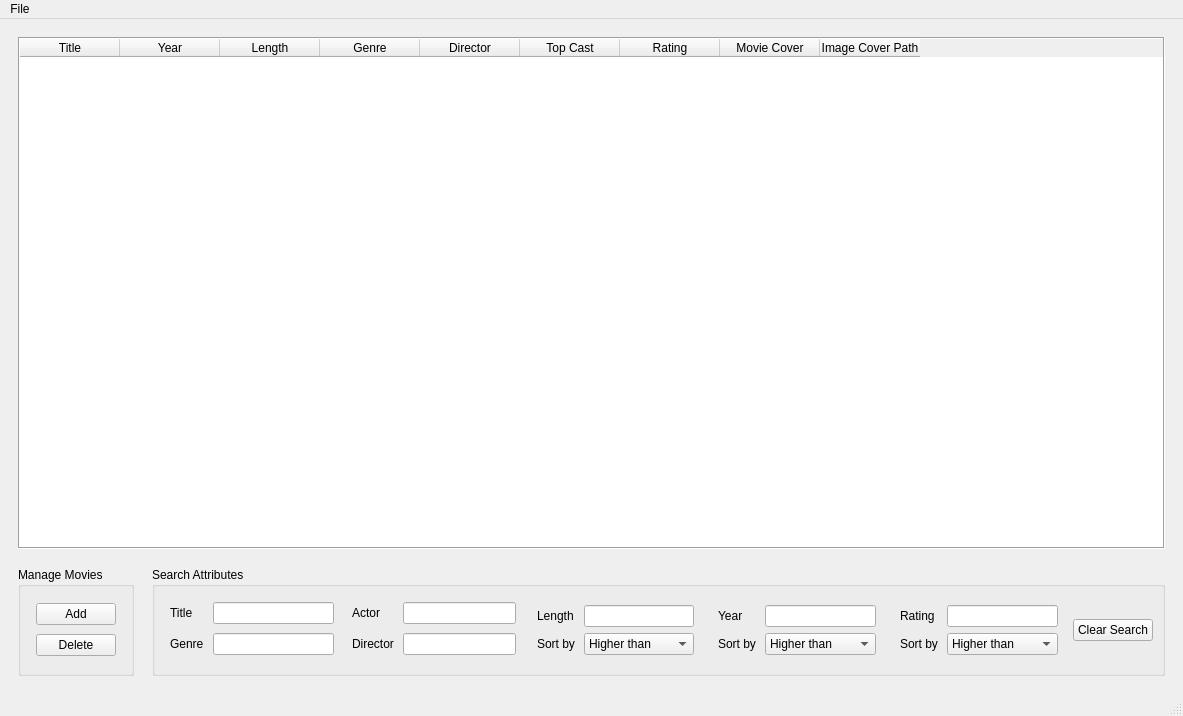
This is mainwindow.ui in filip-ba/movie-archive as Qt 5 draws it before an edit. The edited form follows.
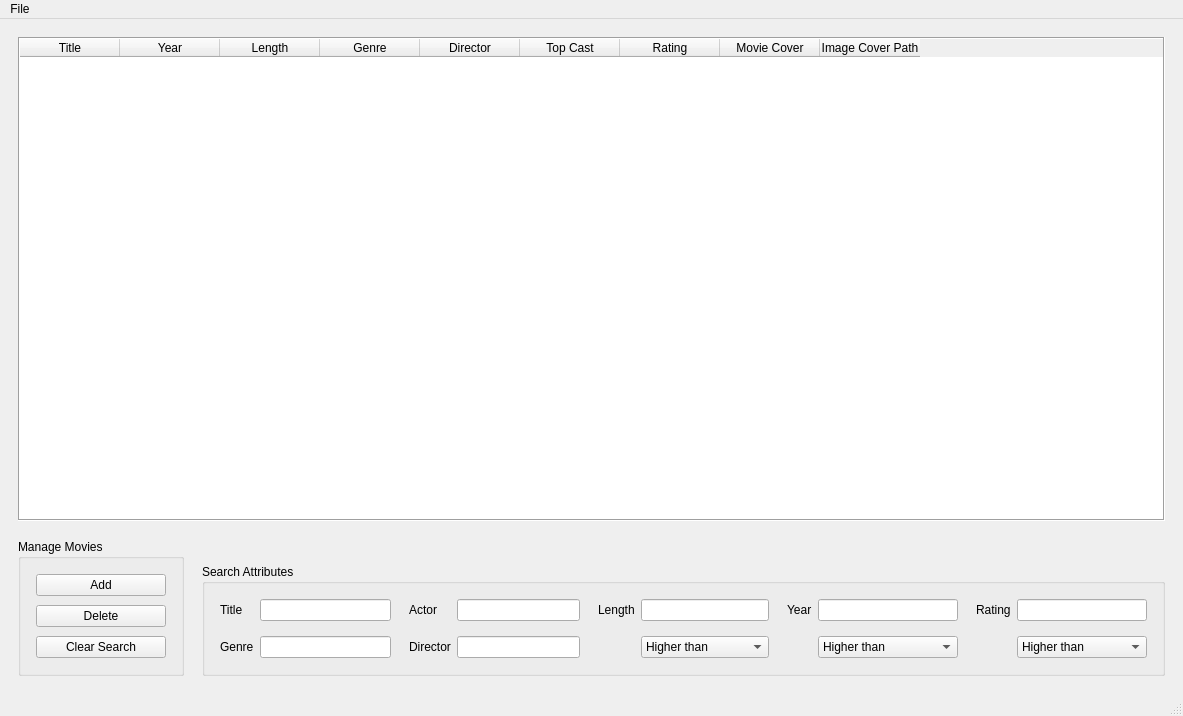
This is the edited form.

Commit message: fixed connects, modified layouts

```diff
--- a/mainwindow.ui
+++ b/mainwindow.ui
@@ -162,7 +162,7 @@
       <item>
        <widget class="QGroupBox" name="groupBox">
         <property name="sizePolicy">
-         <sizepolicy hsizetype="Preferred" vsizetype="Preferred">
+         <sizepolicy hsizetype="MinimumExpanding" vsizetype="Fixed">
           <horstretch>0</horstretch>
           <verstretch>0</verstretch>
          </sizepolicy>
@@ -199,6 +199,24 @@
            </property>
            <item>
             <widget class="QPushButton" name="btnAddMovie">
+             <property name="sizePolicy">
+              <sizepolicy hsizetype="Expanding" vsizetype="Fixed">
+               <horstretch>0</horstretch>
+               <verstretch>0</verstretch>
+              </sizepolicy>
+             </property>
+             <property name="minimumSize">
+              <size>
+               <width>120</width>
+               <height>0</height>
+              </size>
+             </property>
+             <property name="maximumSize">
+              <size>
+               <width>150</width>
+               <height>16777215</height>
+              </size>
+             </property>
              <property name="text">
               <string>Add</string>
              </property>
@@ -206,20 +224,63 @@
            </item>
            <item>
             <widget class="QPushButton" name="btnDeleteMovie">
+             <property name="sizePolicy">
+              <sizepolicy hsizetype="Expanding" vsizetype="Fixed">
+               <horstretch>0</horstretch>
+               <verstretch>0</verstretch>
+              </sizepolicy>
+             </property>
+             <property name="minimumSize">
+              <size>
+               <width>130</width>
+               <height>0</height>
+              </size>
+             </property>
+             <property name="maximumSize">
+              <size>
+               <width>150</width>
+               <height>16777215</height>
+              </size>
+             </property>
              <property name="text">
               <string>Delete</string>
              </property>
             </widget>
            </item>
+           <item>
+            <widget class="QPushButton" name="btnClearSearch">
+             <property name="sizePolicy">
+              <sizepolicy hsizetype="Expanding" vsizetype="Fixed">
+               <horstretch>0</horstretch>
+               <verstretch>0</verstretch>
+              </sizepolicy>
+             </property>
+             <property name="minimumSize">
+              <size>
+               <width>120</width>
+               <height>0</height>
+              </size>
+             </property>
+             <property name="maximumSize">
+              <size>
+               <width>150</width>
+               <height>16777215</height>
+              </size>
+             </property>
+             <property name="text">
+              <string>Clear Search</string>
+             </property>
+            </widget>
+           </item>
           </layout>
          </item>
         </layout>
        </widget>
       </item>
-      <item>
+      <item alignment="Qt::AlignBottom">
        <widget class="QGroupBox" name="groupBox_2">
         <property name="sizePolicy">
-         <sizepolicy hsizetype="Preferred" vsizetype="Preferred">
+         <sizepolicy hsizetype="Minimum" vsizetype="Minimum">
           <horstretch>1</horstretch>
           <verstretch>0</verstretch>
          </sizepolicy>
@@ -237,10 +298,10 @@
          <item>
           <layout class="QFormLayout" name="formLayout">
            <property name="horizontalSpacing">
-            <number>9</number>
+            <number>6</number>
            </property>
            <property name="verticalSpacing">
-            <number>9</number>
+            <number>15</number>
            </property>
            <property name="leftMargin">
             <number>6</number>
@@ -279,10 +340,10 @@
          <item>
           <layout class="QFormLayout" name="formLayout_2">
            <property name="horizontalSpacing">
-            <number>9</number>
+            <number>6</number>
            </property>
            <property name="verticalSpacing">
-            <number>9</number>
+            <number>15</number>
            </property>
            <property name="leftMargin">
             <number>6</number>
@@ -321,19 +382,22 @@
          <item>
           <layout class="QFormLayout" name="formLayout_4">
            <property name="horizontalSpacing">
-            <number>9</number>
+            <number>6</number>
+           </property>
+           <property name="verticalSpacing">
+            <number>15</number>
            </property>
            <property name="leftMargin">
-            <number>9</number>
+            <number>6</number>
            </property>
            <property name="topMargin">
-            <number>9</number>
+            <number>6</number>
            </property>
            <property name="rightMargin">
-            <number>9</number>
+            <number>6</number>
            </property>
            <property name="bottomMargin">
-            <number>9</number>
+            <number>6</number>
            </property>
            <item row="0" column="0">
             <widget class="QLabel" name="lengthLabel">
@@ -342,53 +406,56 @@
              </property>
             </widget>
            </item>
+           <item row="1" column="1">
+            <widget class="QComboBox" name="comboBoxLength">
+             <item>
+              <property name="text">
+               <string>Higher than</string>
+              </property>
+             </item>
+             <item>
+              <property name="text">
+               <string>Equal to</string>
+              </property>
+             </item>
+             <item>
+              <property name="text">
+               <string>Lower than</string>
+              </property>
+             </item>
+            </widget>
+           </item>
            <item row="0" column="1">
             <widget class="QLineEdit" name="leSearchLength"/>
            </item>
            <item row="1" column="0">
             <widget class="QLabel" name="sortByLabel_2">
              <property name="text">
-              <string>Sort by</string>
+              <string/>
              </property>
             </widget>
            </item>
-           <item row="1" column="1">
-            <widget class="QComboBox" name="comboBoxLength">
-             <item>
-              <property name="text">
-               <string>Higher than</string>
-              </property>
-             </item>
-             <item>
-              <property name="text">
-               <string>Equal to</string>
-              </property>
-             </item>
-             <item>
-              <property name="text">
-               <string>Lower than</string>
-              </property>
-             </item>
-            </widget>
-           </item>
           </layout>
          </item>
          <item>
           <layout class="QFormLayout" name="formLayout_5">
            <property name="horizontalSpacing">
-            <number>9</number>
+            <number>6</number>
+           </property>
+           <property name="verticalSpacing">
+            <number>15</number>
            </property>
            <property name="leftMargin">
-            <number>9</number>
+            <number>6</number>
            </property>
            <property name="topMargin">
-            <number>9</number>
+            <number>6</number>
            </property>
            <property name="rightMargin">
-            <number>9</number>
+            <number>6</number>
            </property>
            <property name="bottomMargin">
-            <number>9</number>
+            <number>6</number>
            </property>
            <item row="0" column="0">
             <widget class="QLabel" name="yearLabel">
@@ -403,7 +470,7 @@
            <item row="1" column="0">
             <widget class="QLabel" name="sortByLabel">
              <property name="text">
-              <string>Sort by</string>
+              <string/>
              </property>
             </widget>
            </item>
@@ -431,24 +498,27 @@
          <item>
           <layout class="QFormLayout" name="formLayout_3">
            <property name="horizontalSpacing">
-            <number>9</number>
+            <number>6</number>
+           </property>
+           <property name="verticalSpacing">
+            <number>15</number>
            </property>
            <property name="leftMargin">
-            <number>9</number>
+            <number>6</number>
            </property>
            <property name="topMargin">
-            <number>9</number>
+            <number>6</number>
            </property>
            <property name="rightMargin">
-            <number>9</number>
+            <number>6</number>
            </property>
            <property name="bottomMargin">
-            <number>9</number>
+            <number>6</number>
            </property>
            <item row="1" column="0">
             <widget class="QLabel" name="sortByLabel_3">
              <property name="text">
-              <string>Sort by</string>
+              <string/>
              </property>
             </widget>
            </item>
@@ -483,19 +553,6 @@
            </item>
           </layout>
          </item>
-         <item>
-          <widget class="QPushButton" name="btnClearSearch">
-           <property name="sizePolicy">
-            <sizepolicy hsizetype="Preferred" vsizetype="Fixed">
-             <horstretch>0</horstretch>
-             <verstretch>0</verstretch>
-            </sizepolicy>
-           </property>
-           <property name="text">
-            <string>Clear Search</string>
-           </property>
-          </widget>
-         </item>
         </layout>
        </widget>
       </item>
```
The commit also changes 7 other files.
